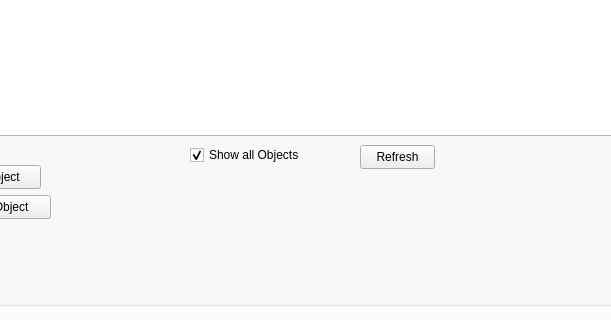
First picture: the form in BD_DEGORAS/mainwindow.ui, repository Tiranex/DegorasProject, before the edit; both pictures show x 332 to 943 and y 231 to 551 of the 1545 by 729 pixel window.
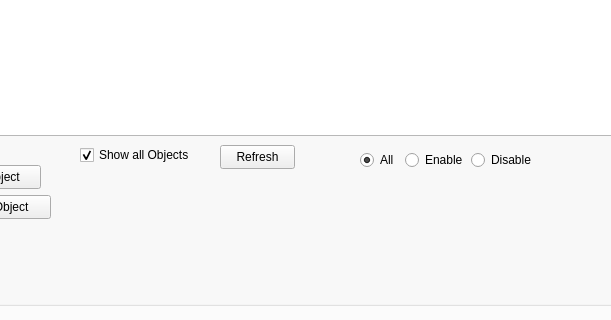
Second picture: the form after the edit.

Diff of the .ui file:
```diff
--- a/BD_DEGORAS/mainwindow.ui
+++ b/BD_DEGORAS/mainwindow.ui
@@ -386,7 +386,7 @@
       <widget class="QPushButton" name="refreshListButton_2">
        <property name="geometry">
         <rect>
-         <x>690</x>
+         <x>550</x>
          <y>340</y>
          <width>75</width>
          <height>24</height>
@@ -409,9 +409,9 @@
       <widget class="QCheckBox" name="showAllObjectsCheckBox">
        <property name="geometry">
         <rect>
-         <x>520</x>
+         <x>410</x>
          <y>340</y>
-         <width>161</width>
+         <width>111</width>
          <height>20</height>
         </rect>
        </property>
@@ -639,6 +639,61 @@
         <string>Search Object</string>
        </property>
       </widget>
+      <widget class="QWidget" name="horizontalLayoutWidget">
+       <property name="geometry">
+        <rect>
+         <x>690</x>
+         <y>340</y>
+         <width>171</width>
+         <height>31</height>
+        </rect>
+       </property>
+       <layout class="QHBoxLayout" name="horizontalLayout">
+        <item>
+         <widget class="QRadioButton" name="filterAllRadio">
+          <property name="text">
+           <string>All</string>
+          </property>
+          <property name="checked">
+           <bool>true</bool>
+          </property>
+         </widget>
+        </item>
+        <item>
+         <widget class="QRadioButton" name="filterEnabledRadio">
+          <property name="text">
+           <string>Enable</string>
+          </property>
+         </widget>
+        </item>
+        <item>
+         <widget class="QRadioButton" name="filterDisabledRadio">
+          <property name="text">
+           <string>Disable</string>
+          </property>
+         </widget>
+        </item>
+       </layout>
+      </widget>
+      <zorder>listWidget</zorder>
+      <zorder>newGroupLineEdit</zorder>
+      <zorder>createGroupButton</zorder>
+      <zorder>deleteGroupButton</zorder>
+      <zorder>setsObjectTable</zorder>
+      <zorder>showAllObjectsCheckBox</zorder>
+      <zorder>assignToGroupButton</zorder>
+      <zorder>removeFromGroupButton</zorder>
+      <zorder>addNewObjectSetButton</zorder>
+      <zorder>editObjectButton</zorder>
+      <zorder>deleteObjectSetButton</zorder>
+      <zorder>setsDetailImageLabel</zorder>
+      <zorder>formLayoutWidget</zorder>
+      <zorder>formLayoutWidget_2</zorder>
+      <zorder>label_12</zorder>
+      <zorder>setsDetailComments</zorder>
+      <zorder>searchObjectButton</zorder>
+      <zorder>horizontalLayoutWidget</zorder>
+      <zorder>refreshListButton_2</zorder>
      </widget>
     </widget>
    </widget>
```
